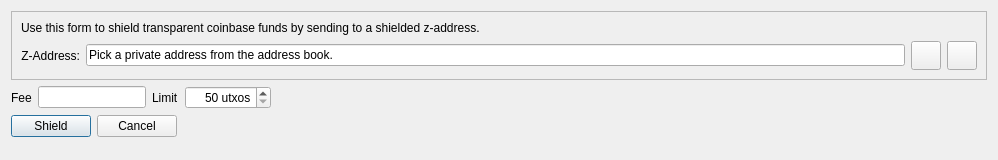
First picture: the form in src/qt/forms/shieldcoinsdialog.ui, repository GeorgeRDG/litecoinz, before the edit.
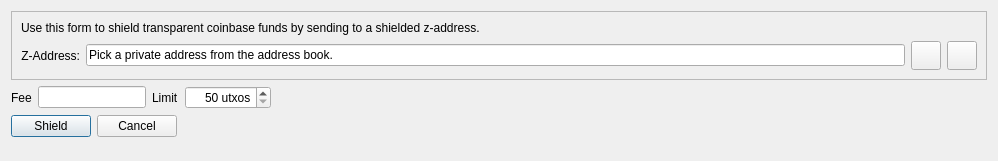
Second picture: the form after the edit. Icons and pictures are not drawn. Custom widgets are drawn as their Qt base class.

Diff of the .ui file:
```diff
--- a/src/qt/forms/shieldcoinsdialog.ui
+++ b/src/qt/forms/shieldcoinsdialog.ui
@@ -7,7 +7,7 @@
     <x>0</x>
     <y>0</y>
     <width>998</width>
-    <height>160</height>
+    <height>161</height>
    </rect>
   </property>
   <property name="windowTitle">
```
Left out of the diff: 82 changed lines with no effect on the pictures.
